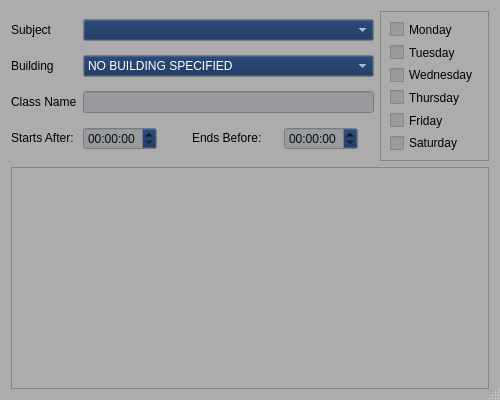
Qt form 370-project/search.ui (rochanehurst/CS370-Team3) before a commit.
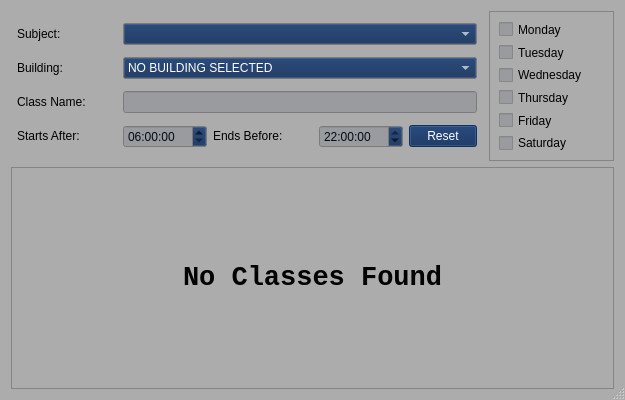
The same form after that commit. Icons and pictures are not drawn.

Commit message: Added Search Box functionality (NEEDS TESTING). Add button does not function yet.

Diff of the .ui file:
```diff
--- a/370-project/search.ui
+++ b/370-project/search.ui
@@ -9,7 +9,7 @@
    <rect>
     <x>0</x>
     <y>0</y>
-    <width>500</width>
+    <width>625</width>
     <height>400</height>
    </rect>
   </property>
@@ -21,13 +21,13 @@
   </property>
   <property name="minimumSize">
    <size>
-    <width>500</width>
+    <width>625</width>
     <height>400</height>
    </size>
   </property>
   <property name="maximumSize">
    <size>
-    <width>500</width>
+    <width>900</width>
     <height>1600</height>
    </size>
   </property>
@@ -517,7 +517,7 @@
    <item row="1" column="0" colspan="2">
     <widget class="QScrollArea" name="results">
      <property name="sizePolicy">
-      <sizepolicy hsizetype="Expanding" vsizetype="Expanding">
+      <sizepolicy hsizetype="Expanding" vsizetype="Preferred">
        <horstretch>0</horstretch>
        <verstretch>0</verstretch>
       </sizepolicy>
@@ -536,11 +536,33 @@
        <rect>
         <x>0</x>
         <y>0</y>
-        <width>480</width>
+        <width>605</width>
         <height>224</height>
        </rect>
       </property>
-      <layout class="QVBoxLayout" name="verticalLayout_2"/>
+      <layout class="QVBoxLayout" name="verticalLayout_2">
+       <item>
+        <layout class="QVBoxLayout" name="scroll_list">
+         <item alignment="Qt::AlignmentFlag::AlignHCenter|Qt::AlignmentFlag::AlignVCenter">
+          <widget class="QLabel" name="no_classes">
+           <property name="font">
+            <font>
+             <family>Courier New</family>
+             <pointsize>20</pointsize>
+             <bold>true</bold>
+            </font>
+           </property>
+           <property name="text">
+            <string>No Classes Found</string>
+           </property>
+           <property name="alignment">
+            <set>Qt::AlignmentFlag::AlignCenter</set>
+           </property>
+          </widget>
+         </item>
+        </layout>
+       </item>
+      </layout>
      </widget>
     </widget>
    </item>
@@ -563,7 +585,7 @@
      </property>
      <property name="maximumSize">
       <size>
-       <width>16777215</width>
+       <width>125</width>
        <height>150</height>
       </size>
      </property>
@@ -624,138 +646,41 @@
    </item>
    <item row="0" column="0">
     <layout class="QGridLayout" name="search_box">
+     <property name="leftMargin">
+      <number>6</number>
+     </property>
+     <property name="topMargin">
+      <number>6</number>
+     </property>
+     <property name="rightMargin">
+      <number>6</number>
+     </property>
+     <property name="bottomMargin">
+      <number>6</number>
+     </property>
      <property name="verticalSpacing">
       <number>6</number>
      </property>
-     <item row="1" column="0" alignment="Qt::AlignmentFlag::AlignLeft">
-      <widget class="QLabel" name="lbl_building">
+     <item row="0" column="0">
+      <widget class="QLabel" name="lbl_subject">
        <property name="sizePolicy">
         <sizepolicy hsizetype="Fixed" vsizetype="Fixed">
-         <horstretch>0</horstretch>
-         <verstretch>0</verstretch>
-        </sizepolicy>
-       </property>
-       <property name="text">
-        <string>Building</string>
-       </property>
-      </widget>
-     </item>
-     <item row="1" column="1" colspan="3">
-      <widget class="QComboBox" name="building_combo_box">
-       <property name="currentText">
-        <string>NO BUILDING SPECIFIED</string>
-       </property>
-       <property name="maxVisibleItems">
-        <number>15</number>
-       </property>
-       <item>
-        <property name="text">
-         <string>NO BUILDING SPECIFIED</string>
-        </property>
-       </item>
-       <item>
-        <property name="text">
-         <string>Academic Hall (ACD)</string>
-        </property>
-       </item>
-       <item>
-        <property name="text">
-         <string>Arts Building (ARTS)</string>
-        </property>
-       </item>
-       <item>
-        <property name="text">
-         <string>Extended Learning Building (ELB)</string>
-        </property>
-       </item>
-       <item>
-        <property name="text">
-         <string>Kellogg Library (KEL)</string>
-        </property>
-       </item>
-       <item>
-        <property name="text">
-         <string>Markstein Hall (MARK)</string>
-        </property>
-       </item>
-       <item>
-        <property name="text">
-         <string>Science Hall I (SCI 1)</string>
-        </property>
-       </item>
-       <item>
-        <property name="text">
-         <string>Science Hall II (SCI 2)</string>
-        </property>
-       </item>
-       <item>
-        <property name="text">
-         <string>Social and Behavioral Sciences Building (SBSB)</string>
-        </property>
-       </item>
-       <item>
-        <property name="text">
-         <string>University Hall (UNIV)</string>
-        </property>
-       </item>
-       <item>
-        <property name="text">
-         <string>Viasat Engineering Pavilion (VEP)</string>
-        </property>
-       </item>
-       <item>
-        <property name="text">
-         <string>ONLINE CLASS</string>
-        </property>
-       </item>
-      </widget>
-     </item>
-     <item row="3" column="3">
-      <widget class="QTimeEdit" name="time_endbefore">
-       <property name="sizePolicy">
-        <sizepolicy hsizetype="Fixed" vsizetype="Fixed">
-         <horstretch>0</horstretch>
-         <verstretch>0</verstretch>
-        </sizepolicy>
-       </property>
-      </widget>
-     </item>
-     <item row="2" column="0" alignment="Qt::AlignmentFlag::AlignLeft">
-      <widget class="QLabel" name="lbl_classname">
-       <property name="sizePolicy">
-        <sizepolicy hsizetype="Fixed" vsizetype="Fixed">
-         <horstretch>0</horstretch>
-         <verstretch>0</verstretch>
-        </sizepolicy>
-       </property>
-       <property name="text">
-        <string>Class Name</string>
-       </property>
-      </widget>
-     </item>
-     <item row="2" column="1" colspan="3">
-      <widget class="QLineEdit" name="input_class">
-       <property name="sizePolicy">
-        <sizepolicy hsizetype="Expanding" vsizetype="Fixed">
          <horstretch>0</horstretch>
          <verstretch>0</verstretch>
         </sizepolicy>
        </property>
        <property name="minimumSize">
         <size>
-         <width>150</width>
+         <width>100</width>
          <height>0</height>
         </size>
        </property>
-       <property name="maximumSize">
-        <size>
-         <width>16777215</width>
-         <height>16777215</height>
-        </size>
+       <property name="text">
+        <string>Subject:</string>
        </property>
       </widget>
      </item>
-     <item row="3" column="2">
+     <item row="3" column="2" alignment="Qt::AlignmentFlag::AlignLeft">
       <widget class="QLabel" name="lbl_endbefore">
        <property name="sizePolicy">
         <sizepolicy hsizetype="Fixed" vsizetype="Fixed">
@@ -763,11 +688,91 @@
          <verstretch>0</verstretch>
         </sizepolicy>
        </property>
+       <property name="minimumSize">
+        <size>
+         <width>100</width>
+         <height>0</height>
+        </size>
+       </property>
        <property name="text">
         <string>Ends Before:</string>
        </property>
       </widget>
      </item>
+     <item row="2" column="0" alignment="Qt::AlignmentFlag::AlignLeft">
+      <widget class="QLabel" name="lbl_classname">
+       <property name="sizePolicy">
+        <sizepolicy hsizetype="Fixed" vsizetype="Fixed">
+         <horstretch>0</horstretch>
+         <verstretch>0</verstretch>
+        </sizepolicy>
+       </property>
+       <property name="text">
+        <string>Class Name:</string>
+       </property>
+      </widget>
+     </item>
+     <item row="3" column="3">
+      <widget class="QTimeEdit" name="time_endbefore">
+       <property name="sizePolicy">
+        <sizepolicy hsizetype="Preferred" vsizetype="Fixed">
+         <horstretch>0</horstretch>
+         <verstretch>0</verstretch>
+        </sizepolicy>
+       </property>
+       <property name="maximumDateTime">
+        <datetime>
+         <hour>22</hour>
+         <minute>0</minute>
+         <second>0</second>
+         <year>2000</year>
+         <month>1</month>
+         <day>1</day>
+        </datetime>
+       </property>
+       <property name="maximumDate">
+        <date>
+         <year>2000</year>
+         <month>1</month>
+         <day>1</day>
+        </date>
+       </property>
+       <property name="maximumTime">
+        <time>
+         <hour>22</hour>
+         <minute>0</minute>
+         <second>0</second>
+        </time>
+       </property>
+       <property name="minimumTime">
+        <time>
+         <hour>8</hour>
+         <minute>30</minute>
+         <second>0</second>
+        </time>
+       </property>
+       <property name="time">
+        <time>
+         <hour>22</hour>
+         <minute>0</minute>
+         <second>0</second>
+        </time>
+       </property>
+      </widget>
+     </item>
+     <item row="1" column="0" alignment="Qt::AlignmentFlag::AlignLeft">
+      <widget class="QLabel" name="lbl_building">
+       <property name="sizePolicy">
+        <sizepolicy hsizetype="Fixed" vsizetype="Fixed">
+         <horstretch>0</horstretch>
+         <verstretch>0</verstretch>
+        </sizepolicy>
+       </property>
+       <property name="text">
+        <string>Building:</string>
+       </property>
+      </widget>
+     </item>
      <item row="3" column="0" alignment="Qt::AlignmentFlag::AlignVCenter">
       <widget class="QLabel" name="lbl_startafter">
        <property name="sizePolicy">
@@ -776,6 +781,12 @@
          <verstretch>0</verstretch>
         </sizepolicy>
        </property>
+       <property name="minimumSize">
+        <size>
+         <width>100</width>
+         <height>0</height>
+        </size>
+       </property>
        <property name="text">
         <string>Starts After:</string>
        </property>
@@ -784,29 +795,188 @@
      <item row="3" column="1">
       <widget class="QTimeEdit" name="time_startafter">
        <property name="sizePolicy">
-        <sizepolicy hsizetype="Fixed" vsizetype="Fixed">
-         <horstretch>0</horstretch>
-         <verstretch>0</verstretch>
-        </sizepolicy>
-       </property>
-      </widget>
-     </item>
-     <item row="0" column="0">
-      <widget class="QLabel" name="lbl_subject">
-       <property name="sizePolicy">
         <sizepolicy hsizetype="Preferred" vsizetype="Fixed">
          <horstretch>0</horstretch>
          <verstretch>0</verstretch>
         </sizepolicy>
        </property>
+       <property name="maximumDateTime">
+        <datetime>
+         <hour>20</hour>
+         <minute>0</minute>
+         <second>0</second>
+         <year>2000</year>
+         <month>1</month>
+         <day>1</day>
+        </datetime>
+       </property>
+       <property name="minimumDateTime">
+        <datetime>
+         <hour>6</hour>
+         <minute>0</minute>
+         <second>0</second>
+         <year>2000</year>
+         <month>1</month>
+         <day>1</day>
+        </datetime>
+       </property>
+       <property name="maximumDate">
+        <date>
+         <year>2000</year>
+         <month>1</month>
+         <day>1</day>
+        </date>
+       </property>
+       <property name="maximumTime">
+        <time>
+         <hour>20</hour>
+         <minute>0</minute>
+         <second>0</second>
+        </time>
+       </property>
+       <property name="minimumTime">
+        <time>
+         <hour>6</hour>
+         <minute>0</minute>
+         <second>0</second>
+        </time>
+       </property>
+       <property name="time">
+        <time>
+         <hour>6</hour>
+         <minute>0</minute>
+         <second>0</second>
+        </time>
+       </property>
+      </widget>
+     </item>
+     <item row="2" column="1" colspan="4">
+      <widget class="QLineEdit" name="input_class">
+       <property name="sizePolicy">
+        <sizepolicy hsizetype="Expanding" vsizetype="Fixed">
+         <horstretch>0</horstretch>
+         <verstretch>0</verstretch>
+        </sizepolicy>
+       </property>
+       <property name="minimumSize">
+        <size>
+         <width>150</width>
+         <height>0</height>
+        </size>
+       </property>
+       <property name="maximumSize">
+        <size>
+         <width>16777215</width>
+         <height>16777215</height>
+        </size>
+       </property>
+      </widget>
+     </item>
+     <item row="1" column="1" colspan="4">
+      <widget class="QComboBox" name="building_combo_box">
+       <property name="maximumSize">
+        <size>
+         <width>16777215</width>
+         <height>16777215</height>
+        </size>
+       </property>
+       <property name="currentText">
+        <string>NO BUILDING SELECTED</string>
+       </property>
+       <property name="maxVisibleItems">
+        <number>15</number>
+       </property>
+       <item>
+        <property name="text">
+         <string>NO BUILDING SELECTED</string>
+        </property>
+       </item>
+       <item>
+        <property name="text">
+         <string>Academic Hall</string>
+        </property>
+       </item>
+       <item>
+        <property name="text">
+         <string>Arts Building</string>
+        </property>
+       </item>
+       <item>
+        <property name="text">
+         <string>Extended Learning Building</string>
+        </property>
+       </item>
+       <item>
+        <property name="text">
+         <string>Kellogg Library</string>
+        </property>
+       </item>
+       <item>
+        <property name="text">
+         <string>Markstein Hall</string>
+        </property>
+       </item>
+       <item>
+        <property name="text">
+         <string>Science Hall I</string>
+        </property>
+       </item>
+       <item>
+        <property name="text">
+         <string>Science Hall II</string>
+        </property>
+       </item>
+       <item>
+        <property name="text">
+         <string>Soc &amp; Behavioral Sci Bldg</string>
+        </property>
+       </item>
+       <item>
+        <property name="text">
+         <string>University Hall</string>
+        </property>
+       </item>
+       <item>
+        <property name="text">
+         <string>Viasat Engineering Pav</string>
+        </property>
+       </item>
+       <item>
+        <property name="text">
+         <string>ONLINE</string>
+        </property>
+       </item>
+      </widget>
+     </item>
+     <item row="0" column="1" colspan="4">
+      <widget class="QComboBox" name="subject_combo_box">
+       <property name="maximumSize">
+        <size>
+         <width>16777215</width>
+         <height>16777215</height>
+        </size>
+       </property>
+      </widget>
+     </item>
+     <item row="3" column="4">
+      <widget class="QPushButton" name="reset_time">
+       <property name="sizePolicy">
+        <sizepolicy hsizetype="Fixed" vsizetype="Fixed">
+         <horstretch>0</horstretch>
+         <verstretch>0</verstretch>
+        </sizepolicy>
+       </property>
+       <property name="maximumSize">
+        <size>
+         <width>68</width>
+         <height>16777215</height>
+        </size>
+       </property>
        <property name="text">
-        <string>Subject</string>
+        <string>Reset</string>
        </property>
       </widget>
      </item>
-     <item row="0" column="1" colspan="3">
-      <widget class="QComboBox" name="subject_combo_box"/>
-     </item>
     </layout>
    </item>
   </layout>
```
The commit also changes 26 other files.
